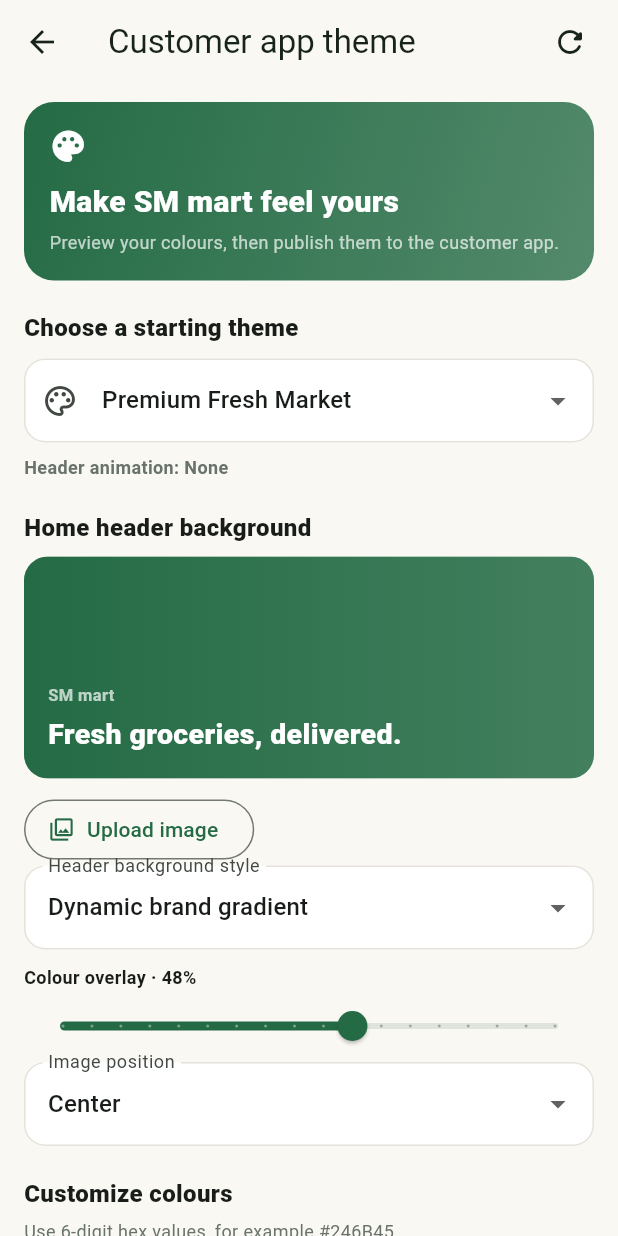
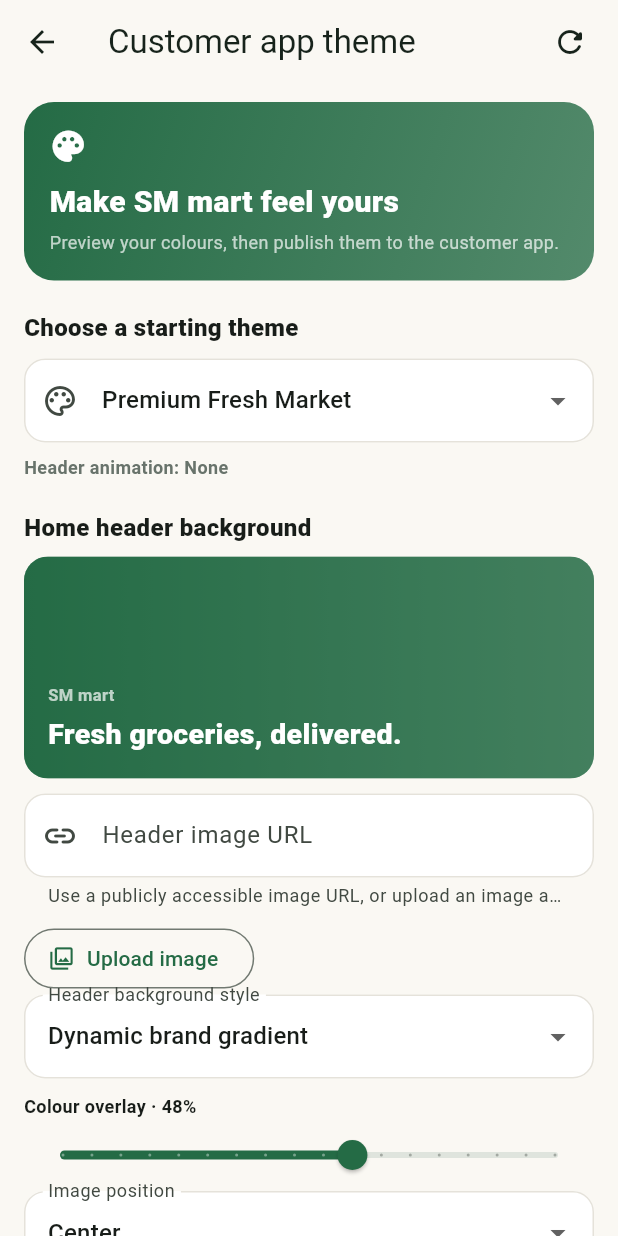
Before and after one commit to syedre/admin-sm-mart, a Flutter app: the ThemeSettingsPage screen opened directly, after a tap on "Upload image", on a phone screen of 412 x 824 dp. Run offline on Flutter 3.47's test engine with Material 3 defaults, Android fonts, the phone set to English and light mode, and no system bars; our stand-ins replace firebase_core, firebase_messaging, flutter_dotenv, flutter_local_notifications, image_picker, material_ui and 1 more; accounts and stored records are empty.

Commit message:
Add manual header image URL field to theme settings

```diff
--- a/lib/screens/theme_settings_page.dart
+++ b/lib/screens/theme_settings_page.dart
@@ -104,6 +104,7 @@ class ThemeSettingsPage extends StatefulWidget {
 
 class _ThemeSettingsPageState extends State<ThemeSettingsPage> {
   final _fields = <String, TextEditingController>{};
+  final _headerImageUrlController = TextEditingController();
   String _preset = 'Premium Fresh Market';
   String _festivalEffect = '';
   String _headerImageUrl = '';
@@ -139,6 +140,7 @@ class _ThemeSettingsPageState extends State<ThemeSettingsPage> {
     for (final controller in _fields.values) {
       controller.dispose();
     }
+    _headerImageUrlController.dispose();
     super.dispose();
   }
 
@@ -169,6 +171,7 @@ class _ThemeSettingsPageState extends State<ThemeSettingsPage> {
         }
         _festivalEffect = config['festival_effect']?.toString() ?? '';
         _headerImageUrl = config['header_image_url']?.toString() ?? '';
+        _headerImageUrlController.text = _headerImageUrl;
         _headerStyle = config['header_style']?.toString() ?? 'gradient';
         _headerImagePosition = config['header_image_position']?.toString() ?? 'center';
         _headerOverlayOpacity = (double.tryParse(config['header_overlay_opacity']?.toString() ?? '') ?? 0.48).clamp(0.0, 0.85).toDouble();
@@ -219,6 +222,7 @@ class _ThemeSettingsPageState extends State<ThemeSettingsPage> {
       if (mounted) {
         setState(() {
           _headerImageUrl = url;
+          _headerImageUrlController.text = url;
           _headerStyle = 'image';
         });
         ScaffoldMessenger.of(context).showSnackBar(
@@ -394,6 +398,27 @@ class _ThemeSettingsPageState extends State<ThemeSettingsPage> {
             ),
           ),
           const SizedBox(height: 10),
+          TextField(
+            controller: _headerImageUrlController,
+            keyboardType: TextInputType.url,
+            textInputAction: TextInputAction.done,
+            decoration: const InputDecoration(
+              labelText: 'Header image URL',
+              hintText: 'Paste a public image URL (https://...)',
+              helperText: 'Use a publicly accessible image URL, or upload an image above.',
+              border: OutlineInputBorder(),
+              prefixIcon: Icon(Icons.link_rounded),
+            ),
+            onChanged: (value) {
+              _headerImageUrl = value.trim();
+              if (_headerImageUrl.isNotEmpty) _headerStyle = 'image';
+            },
+            onSubmitted: (value) => setState(() {
+              _headerImageUrl = value.trim();
+              if (_headerImageUrl.isNotEmpty) _headerStyle = 'image';
+            }),
+          ),
+          const SizedBox(height: 10),
           Wrap(spacing: 10, runSpacing: 8, children: [
             OutlinedButton.icon(
               onPressed: _uploadingHeader ? null : _pickHeaderImage,
@@ -406,6 +431,7 @@ class _ThemeSettingsPageState extends State<ThemeSettingsPage> {
               TextButton.icon(
                 onPressed: () => setState(() {
                   _headerImageUrl = '';
+                  _headerImageUrlController.clear();
                   _headerStyle = 'gradient';
                 }),
                 icon: const Icon(Icons.delete_outline_rounded),
```
